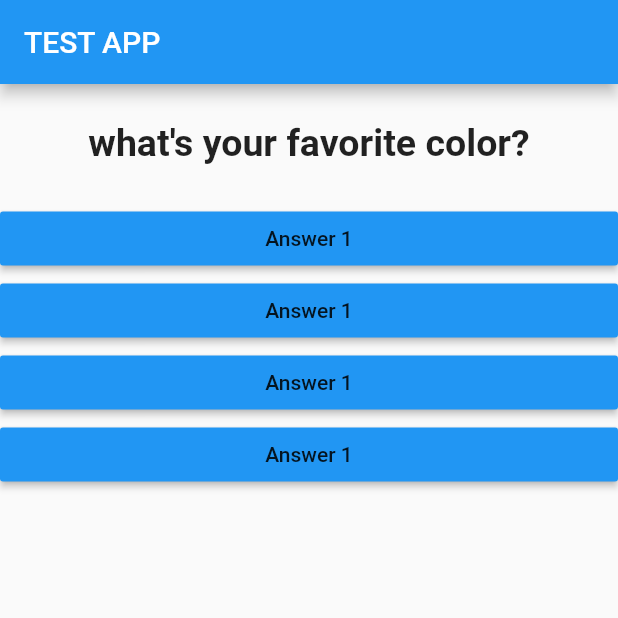
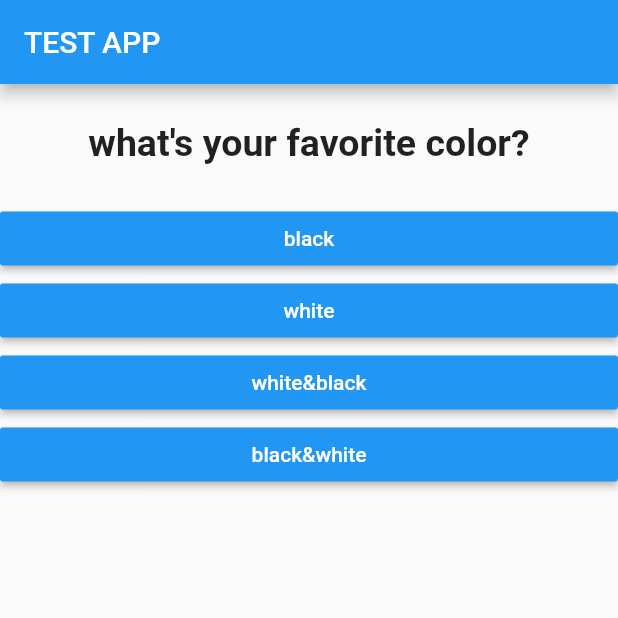
Before and after one commit to jap610/simple-quiz-app, a Flutter app: the screen it shows after launch, on a phone screen of 412 x 824 dp, the top half of it. Run offline on Flutter 3.47's test engine with Material 2 defaults, Android fonts, the phone set to English and light mode, and no system bars.

```diff
--- a/lib/answers.dart
+++ b/lib/answers.dart
@@ -4,7 +4,8 @@ import './answers.dart';
 
 class Answers extends StatelessWidget {
 final  Function Handler;
-Answers(this.Handler);
+final  String AnswerText;
+Answers(this.Handler,this.AnswerText);
   @override
   Widget build(BuildContext context) {
     return Container(
@@ -12,7 +13,8 @@ Answers(this.Handler);
       child:
         RaisedButton(
           color: Colors.blue,
-          child: Text('Answer 1'),
+          textColor: Colors.white,
+          child: Text(AnswerText),
           onPressed:Handler,
         ),
     );
--- a/lib/main.dart
+++ b/lib/main.dart
@@ -22,10 +22,22 @@ class _MyAppState extends State<MyApp> {
   @override
   Widget build(BuildContext context) {
     var questions = [
-      'what\'s your favorite color?',
-      'what\'s your favorite animal?',
-      'what\'s your favorite car?',
-      'what\'s your favorite boob size?',
+      {
+        'QuestionText': 'what\'s your favorite color?',
+        'answers': ['black', 'white', 'white&black', 'black&white']
+      },
+      {
+        'QuestionText': 'what\'s your favorite animal?',
+        'answers': ['dogs', 'cats', 'rabbits', 'birds']
+      },
+      {
+        'QuestionText': 'what\'s your favorite car?',
+        'answers': ['bmw', 'Bmw', 'bMw', 'bmW']
+      },
+      {
+        'QuestionText': 'what\'s your favorite game?',
+        'answers': ['the witcher 3', 'red dead', 'outer wilds', 'metal gear']
+      },
     ];
     return MaterialApp(
       home: Scaffold(
@@ -35,12 +47,11 @@ class _MyAppState extends State<MyApp> {
         body: Column(
           children: [
             Question(
-              questions[_x],
+              questions[_x]['QuestionText'],
             ),
-            Answers(_answer),
-            Answers(_answer),
-            Answers(_answer),
-            Answers(_answer),
+            ...(questions[_x]['answers'] as List<String>).map((answers) {
+              return Answers(_answer, answers);
+            }).toList()
           ],
         ),
       ),
```
Also changed, not shown: 1 other file.
